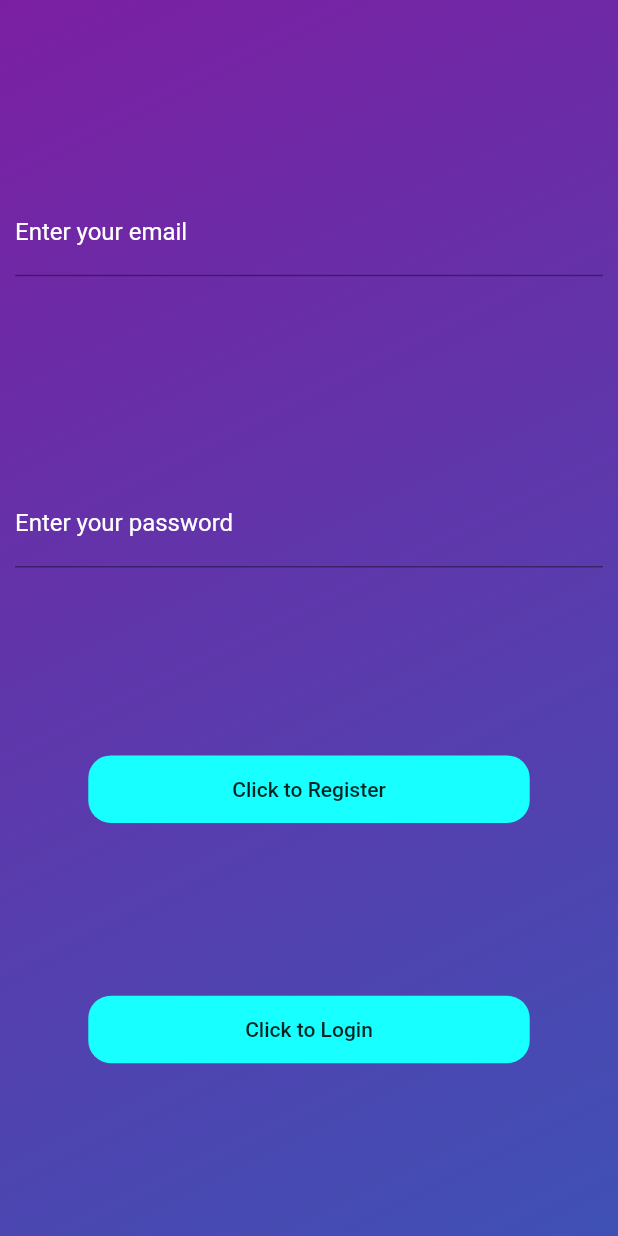
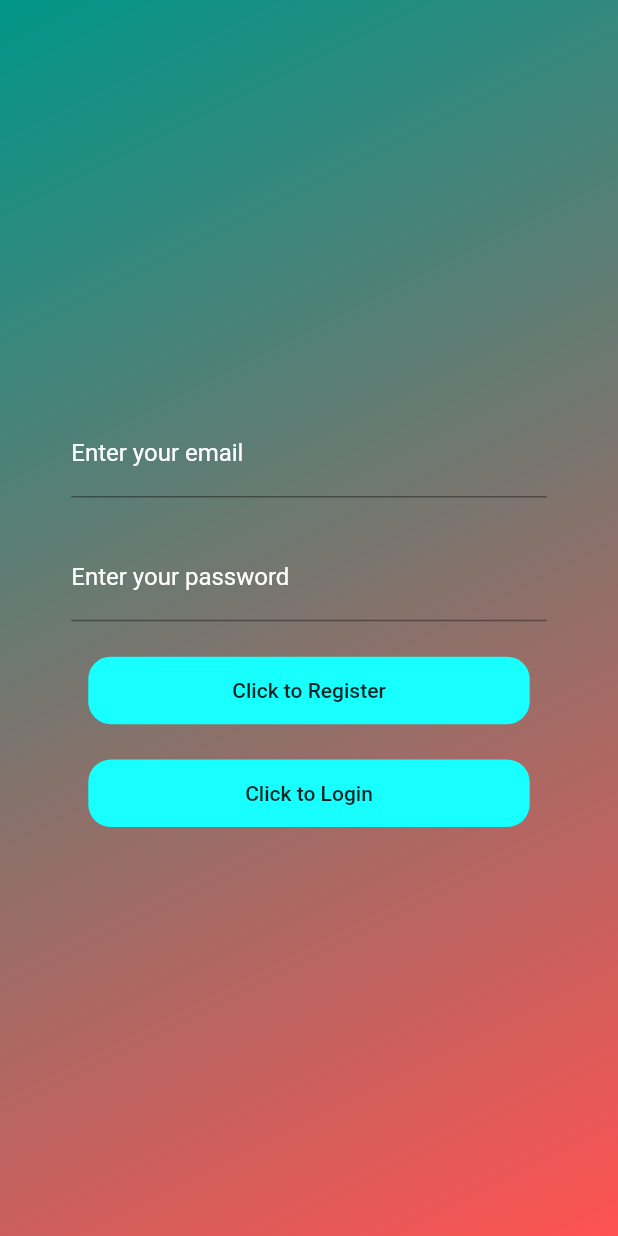
Before and after one commit to soumyadeep6845/Coin-Nitro, a Flutter app: the screen it shows after launch, on a phone screen of 412 x 824 dp. Run offline on Flutter 3.47's test engine with Material 2 defaults, Android fonts, the light colour scheme and no system bars; our stand-ins replace cloud_firestore, firebase_auth, firebase_core; accounts and stored records are empty.

Commit message:
Added authentication frontend

```diff
--- a/lib/ui/authentication.dart
+++ b/lib/ui/authentication.dart
@@ -19,17 +19,18 @@ class _AuthenticationState extends State<Authentication> {
         height: MediaQuery.of(context).size.height,
         decoration: BoxDecoration(
           gradient: LinearGradient(
-            colors: [Colors.purple.shade700, Colors.indigo],
+            colors: [Colors.teal, Colors.redAccent],
             begin: Alignment.topLeft,
             end: Alignment.bottomRight,
           ),
         ),
         child: Column(
-          mainAxisAlignment: MainAxisAlignment.spaceEvenly,
+          mainAxisAlignment: MainAxisAlignment.center,
           children: [
-            Padding(
-              padding: const EdgeInsets.all(10.0),
+            Container(
+              width: MediaQuery.of(context).size.width / 1.3,
               child: TextFormField(
+                style: TextStyle(color: Colors.white),
                 controller: _emailField,
                 keyboardType: TextInputType.emailAddress,
                 decoration: InputDecoration(
@@ -44,9 +45,11 @@ class _AuthenticationState extends State<Authentication> {
                 ),
               ),
             ),
-            Padding(
-              padding: const EdgeInsets.all(10.0),
+            SizedBox(height: MediaQuery.of(context).size.height / 35),
+            Container(
+              width: MediaQuery.of(context).size.width / 1.3,
               child: TextFormField(
+                style: TextStyle(color: Colors.white),
                 controller: _passwordField,
                 obscureText: true,
                 decoration: InputDecoration(
@@ -61,6 +64,7 @@ class _AuthenticationState extends State<Authentication> {
                 ),
               ),
             ),
+            SizedBox(height: MediaQuery.of(context).size.height / 35),
             Container(
               width: MediaQuery.of(context).size.width / 1.4,
               height: 45.0,
@@ -84,6 +88,7 @@ class _AuthenticationState extends State<Authentication> {
                 child: Text('Click to Register'),
               ),
             ),
+            SizedBox(height: MediaQuery.of(context).size.height / 35),
             Container(
               width: MediaQuery.of(context).size.width / 1.4,
               height: 45.0,
```
